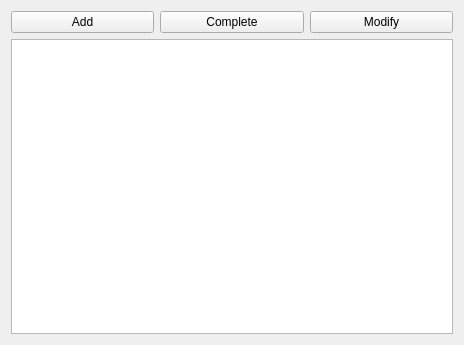
Qt form main.ui (snydergd/pmtodo) before a commit.
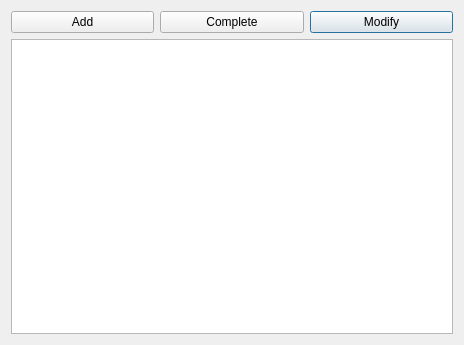
The same form after that commit.

Diff of the .ui file:
```diff
--- a/main.ui
+++ b/main.ui
@@ -35,6 +35,12 @@
        <property name="text">
         <string>Modify</string>
        </property>
+       <property name="autoDefault">
+        <bool>true</bool>
+       </property>
+       <property name="default">
+        <bool>true</bool>
+       </property>
       </widget>
      </item>
     </layout>
```
